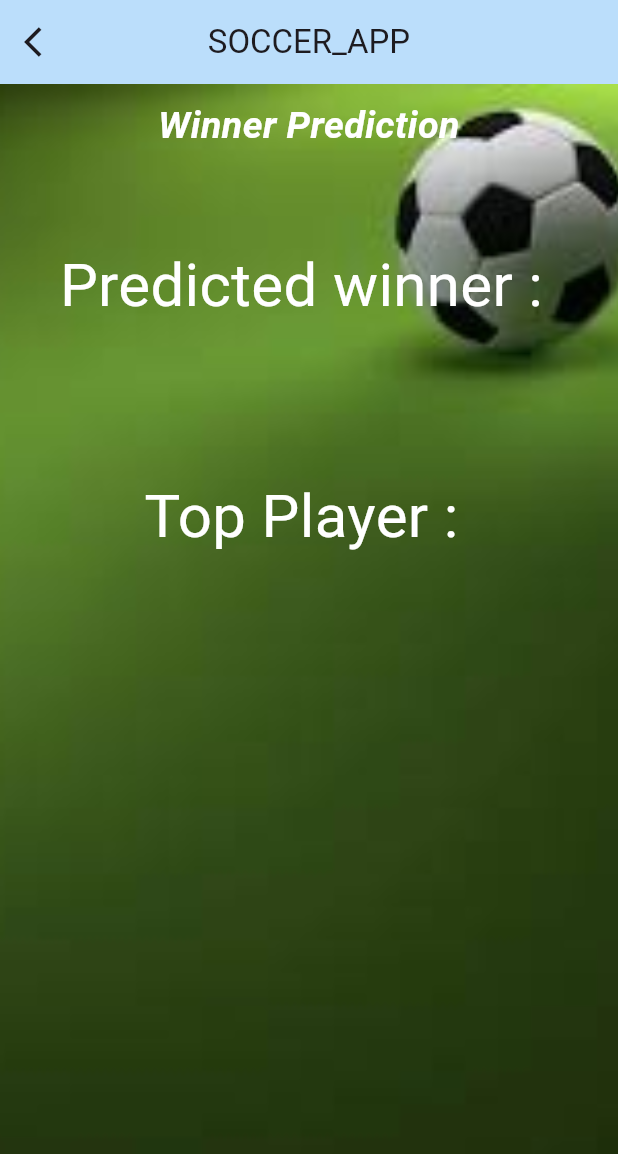
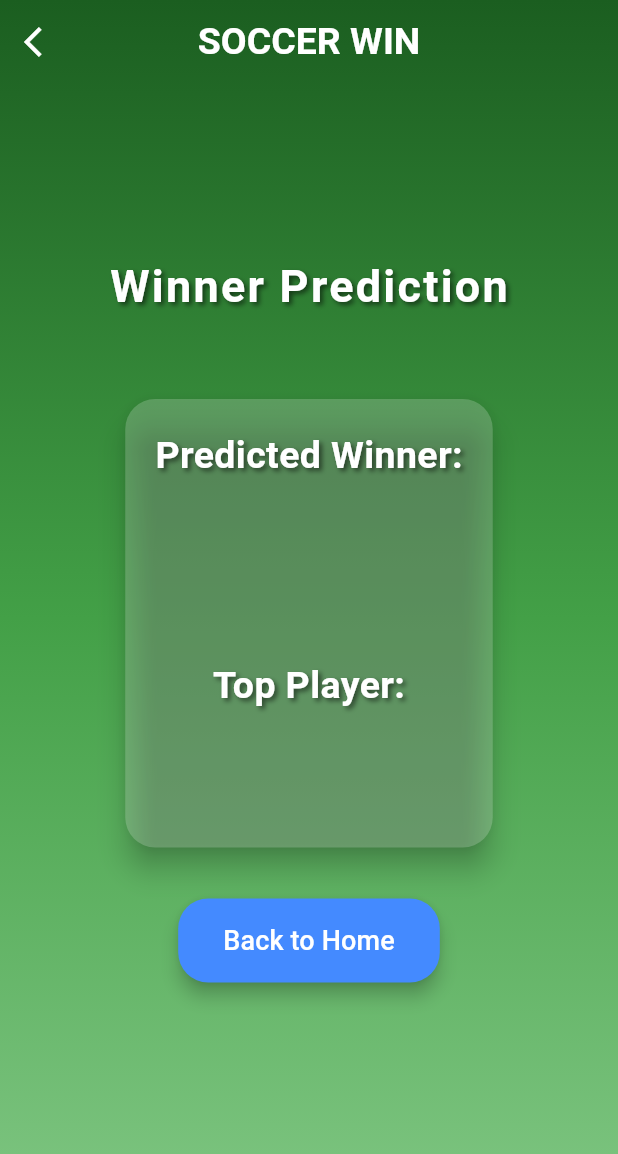
Before and after one commit to salinda-yasas-99/FootBall-Match-Win-Prediction, a Flutter app: the WinnerScreen screen opened directly with empty values, on a phone screen of 412 x 824 dp. Shown: the top 1154 px of the screen. Run offline on Flutter 3.47's test engine with Material 3 defaults, Android fonts, the light colour scheme and no system bars; Roboto replaces fonts that are missing (RobotoMono).

Commit message:
updating win team

```diff
--- a/Mobile App/lib/screens/team.dart
+++ b/Mobile App/lib/screens/team.dart
@@ -278,9 +278,9 @@ class _TeamScreenState extends State<TeamScreen> {
                             print('API data in team screen: $APIdata');
                             try {
                               final response = await http.post(
-                                // Uri.parse('http://localhost:8000/api/predict/'),
-                                Uri.parse(
-                                    'https://cd19-192-248-2-10.ngrok-free.app/api/predict/'),
+                                Uri.parse('http://localhost:8000/api/predict/'),
+                                // Uri.parse(
+                                //     'https://cd19-192-248-2-10.ngrok-free.app/api/predict/'),
                                 headers: {"Content-Type": "application/json"},
                                 body: jsonEncode(APIdata),
                               );
--- a/Mobile App/lib/screens/winner.dart
+++ b/Mobile App/lib/screens/winner.dart
@@ -16,9 +16,18 @@ class _WinnerScreenState extends State<WinnerScreen> {
     return SafeArea(
       child: Scaffold(
         appBar: AppBar(
-          backgroundColor: Colors.blue[100],
+          backgroundColor: Colors.transparent,
+          elevation: 0,
           automaticallyImplyLeading: false,
-          title: Text('SOCCER_APP'),
+          title: Text(
+            'SOCCER WIN',
+            style: TextStyle(
+              fontFamily: 'RobotoMono',
+              fontWeight: FontWeight.bold,
+              color: Colors.white,
+              fontSize: 25,
+            ),
+          ),
           centerTitle: true,
           leading: IconButton(
             onPressed: () {
@@ -30,61 +39,150 @@ class _WinnerScreenState extends State<WinnerScreen> {
                 ),
               );
             },
-            icon: Icon(Icons.arrow_back_ios),
+            icon: Icon(Icons.arrow_back_ios, color: Colors.white),
           ),
         ),
+        extendBodyBehindAppBar: true,
         body: Container(
-          padding: EdgeInsets.symmetric(horizontal: 10),
+          width: double.infinity, // Full width
+          height: double.infinity, // Full height
           decoration: BoxDecoration(
-            image: DecorationImage(
-              // image: AssetImage("assets/football_background.jpg"),
-              image: AssetImage("assets/green_background.jpg"),
-              fit: BoxFit.cover,
+            gradient: LinearGradient(
+              begin: Alignment.topCenter,
+              end: Alignment.bottomCenter,
+              colors: [
+                Colors.green.shade900,
+                Colors.green.shade600,
+                Colors.green.shade300,
+              ],
             ),
           ),
-          child: Center(
+          padding: EdgeInsets.symmetric(horizontal: 20, vertical: 10),
           child: Column(
-              mainAxisAlignment: MainAxisAlignment.start,
+            mainAxisAlignment: MainAxisAlignment.center,
             crossAxisAlignment: CrossAxisAlignment.center,
             children: [
-                SizedBox(height: 10), // Vertical spacing
               Text(
                 'Winner Prediction',
                 style: TextStyle(
                   color: Colors.white,
-                      fontStyle: FontStyle.italic,
-                      fontWeight: FontWeight.w700,
-                      fontSize: 25),
+                  fontWeight: FontWeight.bold,
+                  fontSize: 30,
+                  letterSpacing: 1.5,
+                  shadows: [
+                    Shadow(
+                      offset: Offset(2, 2),
+                      blurRadius: 4.0,
+                      color: Colors.black54,
                     ),
-                SizedBox(height: 60), // Vertical spacing
+                  ],
+                ),
+              ),
+              SizedBox(height: 50), // Vertical spacing
+              Card(
+                color: Colors.white.withOpacity(0.2),
+                shape: RoundedRectangleBorder(
+                  borderRadius: BorderRadius.circular(20),
+                ),
+                elevation: 8,
+                child: Padding(
+                  padding: EdgeInsets.all(20),
+                  child: Column(
+                    children: [
                       Text(
-                  "Predicted winner : ",
-                  style: TextStyle(color: Colors.white, fontSize: 40),
+                        "Predicted Winner:",
+                        style: TextStyle(
+                          color: Colors.white,
+                          fontSize: 25,
+                          fontWeight: FontWeight.w600,
+                          shadows: [
+                            Shadow(
+                              offset: Offset(2, 2),
+                              blurRadius: 4.0,
+                              color: Colors.black54,
                             ),
-                SizedBox(
-                  height: 20,
-                ), // Vertical spacing
+                          ],
+                        ),
+                      ),
+                      SizedBox(height: 20),
                       Text(
-                  widget.winner['prediction'] ?? 'No prediction available',
-                  style: TextStyle(color: Colors.white, fontSize: 40),
+                        widget.winner['prediction'] ??
+                            'No prediction available',
+                        style: TextStyle(
+                          color: Colors.yellowAccent,
+                          fontSize: 40,
+                          fontWeight: FontWeight.bold,
+                          shadows: [
+                            Shadow(
+                              offset: Offset(4, 4),
+                              blurRadius: 10.0,
+                              color: Colors.black45,
                             ),
-                SizedBox(
-                  height: 20,
-                ), // Vertical spacing
+                          ],
+                        ),
+                      ),
+                      SizedBox(height: 40), // Vertical spacing
                       Text(
-                  "Top Player : ",
-                  style: TextStyle(color: Colors.white, fontSize: 40),
+                        "Top Player:",
+                        style: TextStyle(
+                          color: Colors.white,
+                          fontSize: 25,
+                          fontWeight: FontWeight.w600,
+                          shadows: [
+                            Shadow(
+                              offset: Offset(2, 2),
+                              blurRadius: 4.0,
+                              color: Colors.black54,
                             ),
-                SizedBox(
-                  height: 20,
+                          ],
                         ),
+                      ),
+                      SizedBox(height: 20),
                       Text(
                         widget.winner['player']?['short_name'] ??
                             'No player info available',
-                  style: TextStyle(color: Colors.white, fontSize: 40),
+                        style: TextStyle(
+                          color: Colors.orangeAccent,
+                          fontSize: 35,
+                          fontWeight: FontWeight.bold,
+                          shadows: [
+                            Shadow(
+                              offset: Offset(4, 4),
+                              blurRadius: 10.0,
+                              color: Colors.black45,
                             ),
                           ],
                         ),
+                      ),
+                    ],
+                  ),
+                ),
+              ),
+              SizedBox(height: 30), // Vertical spacing
+              ElevatedButton(
+                style: ElevatedButton.styleFrom(
+                  backgroundColor: Colors.blueAccent,
+                  padding: EdgeInsets.symmetric(horizontal: 30, vertical: 15),
+                  shape: RoundedRectangleBorder(
+                    borderRadius: BorderRadius.circular(20),
+                  ),
+                  elevation: 5,
+                ),
+                onPressed: () {
+                  Navigator.pushReplacement(
+                    context,
+                    MaterialPageRoute(builder: (context) => HomeScreen()),
+                  );
+                },
+                child: Text(
+                  'Back to Home',
+                  style: TextStyle(
+                    color: Colors.white,
+                    fontSize: 18,
+                  ),
+                ),
+              ),
+            ],
           ),
         ),
       ),
```
Also changed, not shown: 2 other files. Lines whose indentation alone changed are shown as unchanged.
